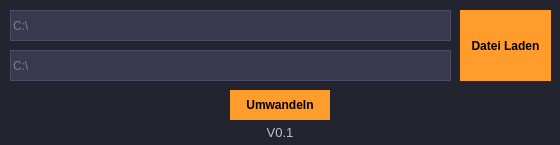
Before: the Qt Designer form Gui/MainWindow.ui in ManuelDeV-exe/C42-Toollist, drawn with Qt 5.
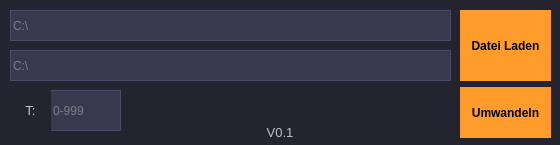
After: the same form once the commit is applied. Icons and pictures are not drawn.

What changed in the file:
```diff
--- a/Gui/MainWindow.ui
+++ b/Gui/MainWindow.ui
@@ -393,10 +393,10 @@
    <widget class="QPushButton" name="BTN_umwandeln">
     <property name="geometry">
      <rect>
-      <x>230</x>
-      <y>90</y>
-      <width>100</width>
-      <height>30</height>
+      <x>460</x>
+      <y>87</y>
+      <width>91</width>
+      <height>51</height>
      </rect>
     </property>
     <property name="cursor">
@@ -406,6 +406,55 @@
      <string>Umwandeln</string>
     </property>
    </widget>
+   <widget class="QLineEdit" name="TOOL_NBR">
+    <property name="geometry">
+     <rect>
+      <x>50</x>
+      <y>90</y>
+      <width>71</width>
+      <height>41</height>
+     </rect>
+    </property>
+    <property name="cursor">
+     <cursorShape>ArrowCursor</cursorShape>
+    </property>
+    <property name="toolTip">
+     <string>Leer lassen wenn die Position der Werkzeuge ergal ist. Ansonsten kann hier die Postion des ersten Werkzeugs bestimmt werden, der Rest wird Inkremental zugerechnet.</string>
+    </property>
+    <property name="text">
+     <string/>
+    </property>
+    <property name="dragEnabled">
+     <bool>true</bool>
+    </property>
+    <property name="readOnly">
+     <bool>false</bool>
+    </property>
+    <property name="placeholderText">
+     <string>0-999</string>
+    </property>
+   </widget>
+   <widget class="QLabel" name="label_2">
+    <property name="geometry">
+     <rect>
+      <x>10</x>
+      <y>90</y>
+      <width>41</width>
+      <height>41</height>
+     </rect>
+    </property>
+    <property name="font">
+     <font>
+      <pointsize>10</pointsize>
+     </font>
+    </property>
+    <property name="text">
+     <string>T:</string>
+    </property>
+    <property name="alignment">
+     <set>Qt::AlignCenter</set>
+    </property>
+   </widget>
   </widget>
  </widget>
  <resources>
```
Left out of the diff: 10 changed lines with no effect on the pictures.
